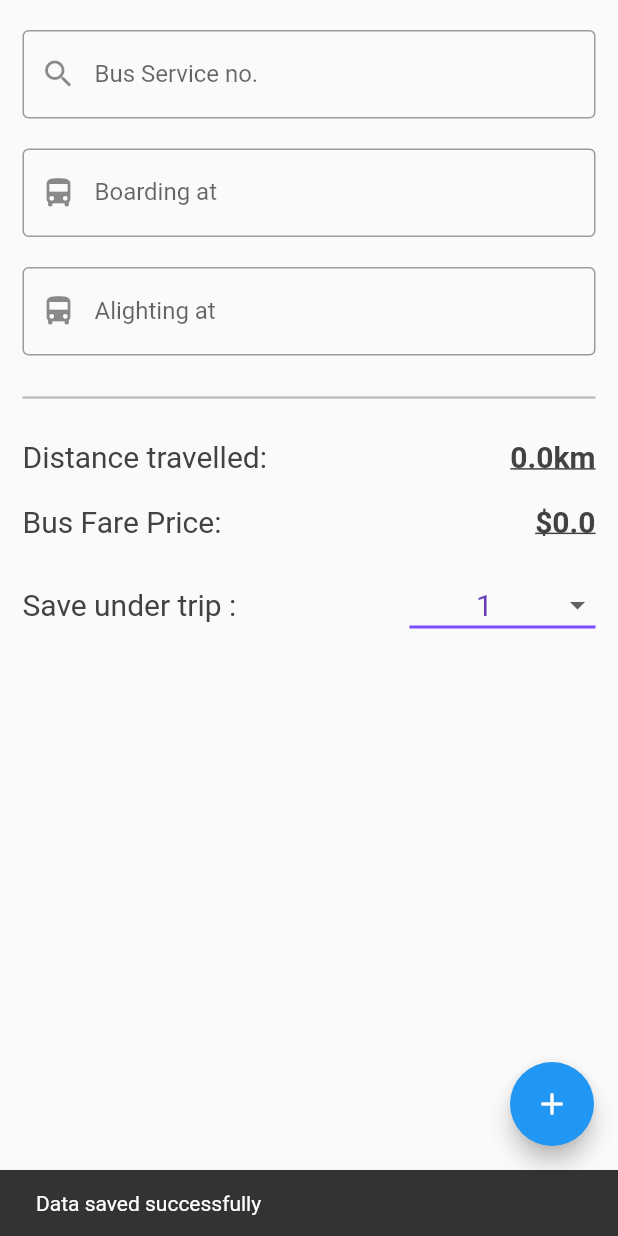
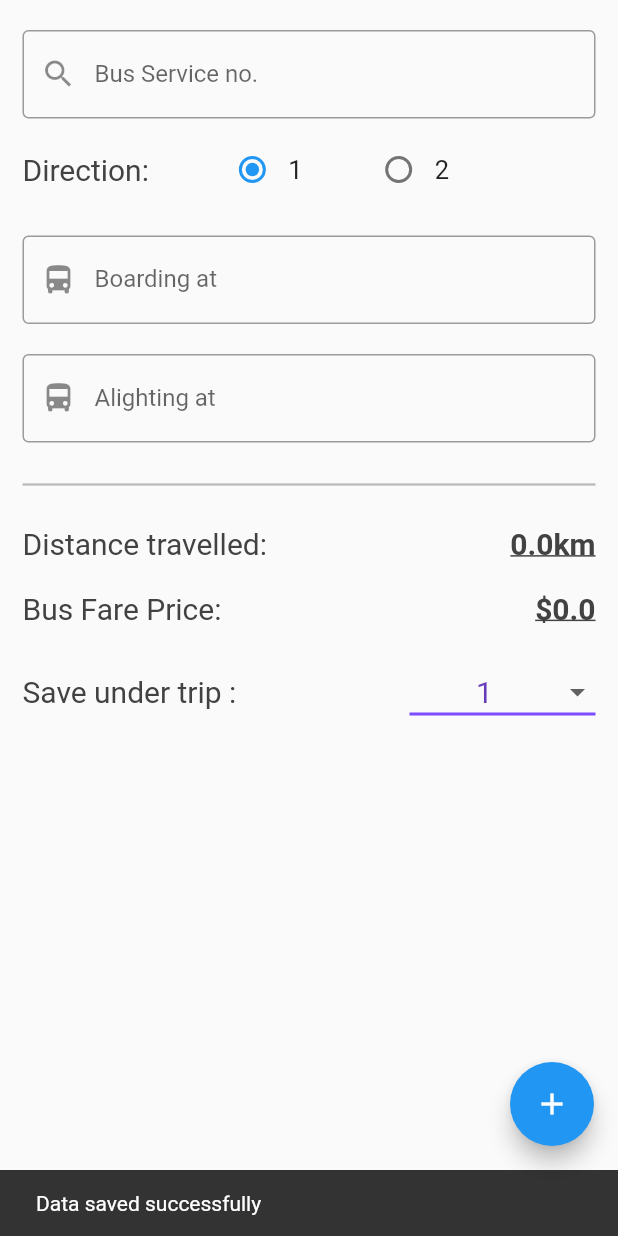
Before and after one commit to samleow/2006-SE, a Flutter app: the SearchBus screen opened directly, after a tap on the "add" icon, on a phone screen of 412 x 824 dp. Run offline on Flutter 3.47's test engine with Material 2 defaults, Android fonts, the phone set to English and light mode, and no system bars; our stand-ins replace csv, flutter_spinkit, flutter_typeahead, get_it, recase, sqflite; accounts and stored records are empty; network calls fail.

Commit message:
Created hidable radio buttons

```diff
--- a/lib/views/SearchBus.dart
+++ b/lib/views/SearchBus.dart
@@ -49,9 +49,11 @@ class _SearchBusState extends State<SearchBus> {
   int tripID;
 
   bool enableText = false;
-
+  int radioID = 1;
+  String radioButtonItem = '1';
   int dropdownValue = 1;
   String _dist = "0.0";
+  bool _visible = false;
 
   @override
   Widget build(BuildContext context) {
@@ -100,8 +102,6 @@ class _SearchBusState extends State<SearchBus> {
                   },
 
                   //onSaved: (v)=>setState((){_dist=distanceTravelled().toString();}),
-
-
                 ),
                 // TextFormField(
                 //   controller: busNoController,
@@ -112,7 +112,59 @@ class _SearchBusState extends State<SearchBus> {
                 //   ),
                 //   onChanged: (v)=>setState((){_dist=distanceTravelled().toString();}),
                 // ),
-
+                Visibility(
+                  visible: _visible,
+                  child: Column(
+                    mainAxisAlignment: MainAxisAlignment.start,
+                      children: <Widget>[
+                        Padding(padding: EdgeInsets.only(top: 10.0),),
+                        // put here
+                        Row(
+                          mainAxisAlignment: MainAxisAlignment.start,
+                          children: <Widget>[
+                            Text("Direction: ",
+                                style: TextStyle(
+                                    color: Colors.grey[800],
+                                    //fontWeight: FontWeight.bold,
+                                    fontSize: 20)
+                            ),
+                            Padding(padding: EdgeInsets.only(left: 20.0, right: 20.0),),
+                            Radio(
+                              value: 1,
+                              groupValue: radioID,
+                              onChanged: (val) {
+                                setState(() {
+                                  radioButtonItem = '1';
+                                  radioID = 1;
+                                });
+                              },
+                            ),
+                            Text(
+                              '1',
+                              style: new TextStyle(fontSize: 17.0),
+                            ),
+                            Padding(padding: EdgeInsets.only(left: 20.0, right: 20.0),),
+                            Radio(
+                              value: 2,
+                              groupValue: radioID,
+                              onChanged: (val) {
+                                setState(() {
+                                  radioButtonItem = '2';
+                                  radioID = 2;
+                                });
+                              },
+                            ),
+                            Text(
+                              '2',
+                              style: new TextStyle(
+                                fontSize: 17.0,
+                              ),
+                            ),
+                          ],
+                        ),
+                      ]
+                  )
+                ),
                 Padding(
                   padding: EdgeInsets.all(10.0),
                   //child: Text('Hello World!'),
@@ -375,6 +427,7 @@ class _SearchBusState extends State<SearchBus> {
       floatingActionButton: FloatingActionButton(
         onPressed: () {
           // if all typeahead text field is not empty
+          _toggle();
           if(_formKey.currentState.validate())
             {
               _searchRouteController.saveRouteToDB(busNoController.text,
@@ -575,4 +628,10 @@ class _SearchBusState extends State<SearchBus> {
     String busStopCode = listbusstopcode.reduce((value, element) => element);
     return busStopCode;
   }
+
+  void _toggle() {
+    setState(() {
+      _visible = !_visible;
+    });
+  }
 }
```
